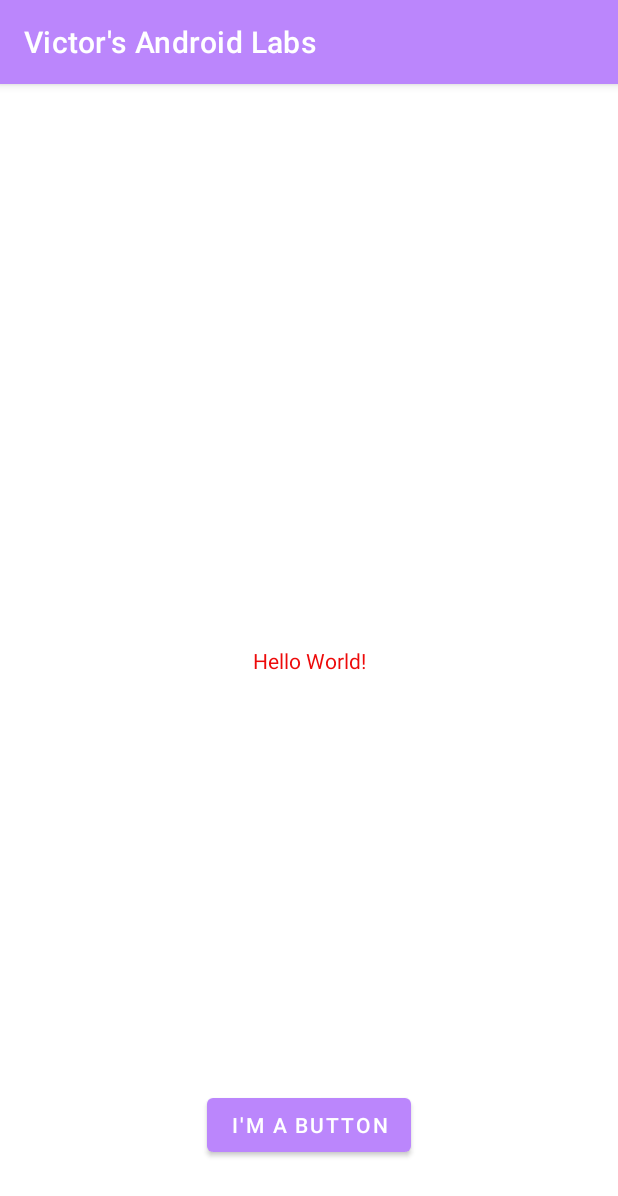
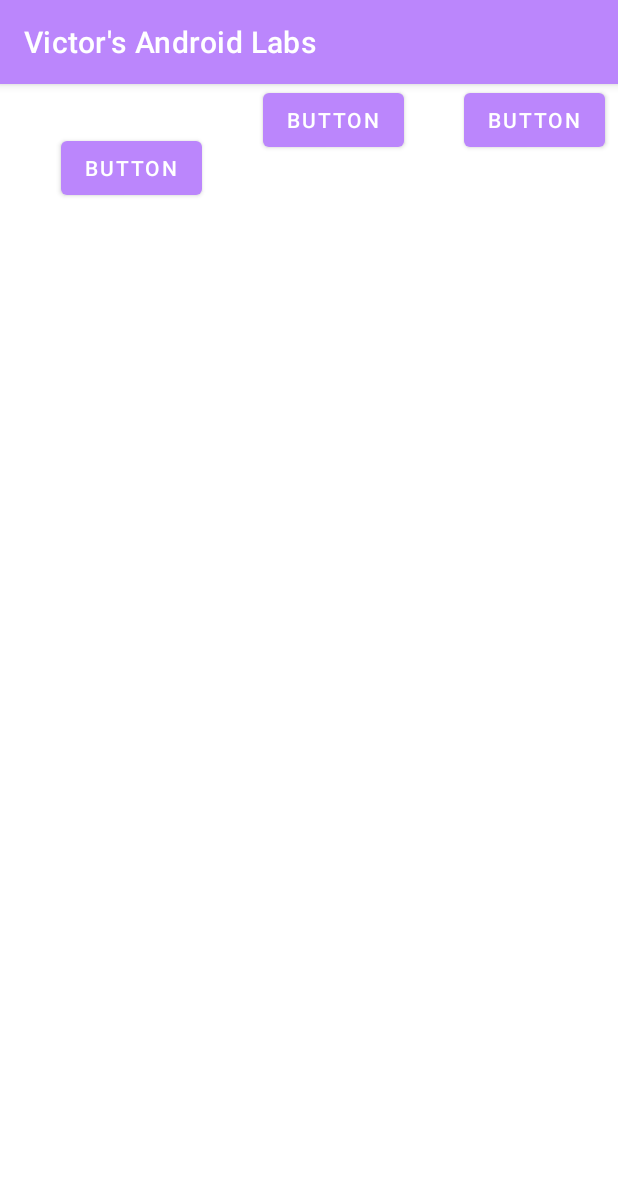
Before and after one commit to XiangqianChe/VictorsAndroidLabs, an Android app: the screen it shows after launch (MainActivity), on a phone screen of 412 x 824 dp. Shown: the top 1196 px of the screen. Run offline under Robolectric (Android 15) with nearby library versions, the phone set to English and light mode, and no system bars.

Commit message:
Finished step 2

```diff
--- a/app/src/main/res/layout/activity_main.xml
+++ b/app/src/main/res/layout/activity_main.xml
@@ -6,23 +6,38 @@
     android:layout_height="match_parent"
     tools:context=".MainActivity">
 
-    <TextView
+    <Button
+        android:id="@+id/button"
         android:layout_width="wrap_content"
         android:layout_height="wrap_content"
-        android:text="@string/hello_message"
-        app:layout_constraintBottom_toBottomOf="parent"
-        app:layout_constraintEnd_toEndOf="parent"
+        android:layout_marginStart="32dp"
+        android:layout_marginTop="32dp"
+        android:text="Button"
+        app:layout_constraintEnd_toStartOf="@+id/button2"
+        app:layout_constraintHorizontal_bias="0.5"
         app:layout_constraintStart_toStartOf="parent"
         app:layout_constraintTop_toTopOf="parent" />
 
     <Button
+        android:id="@+id/button2"
         android:layout_width="wrap_content"
         android:layout_height="wrap_content"
-        android:layout_marginBottom="50dp"
-        android:text="@string/button_message"
-        app:layout_constraintBottom_toBottomOf="parent"
+        android:layout_marginStart="32dp"
+        android:text="Button"
+        app:layout_constraintEnd_toStartOf="@+id/button3"
+        app:layout_constraintHorizontal_bias="0.5"
+        app:layout_constraintStart_toEndOf="@+id/button"
+        tools:layout_editor_absoluteY="32dp" />
+
+    <Button
+        android:id="@+id/button3"
+        android:layout_width="wrap_content"
+        android:layout_height="wrap_content"
+        android:layout_marginStart="32dp"
+        android:text="Button"
         app:layout_constraintEnd_toEndOf="parent"
         app:layout_constraintHorizontal_bias="0.5"
-        app:layout_constraintStart_toStartOf="parent" />
+        app:layout_constraintStart_toEndOf="@+id/button2"
+        tools:layout_editor_absoluteY="32dp" />
 
 </androidx.constraintlayout.widget.ConstraintLayout>
```
